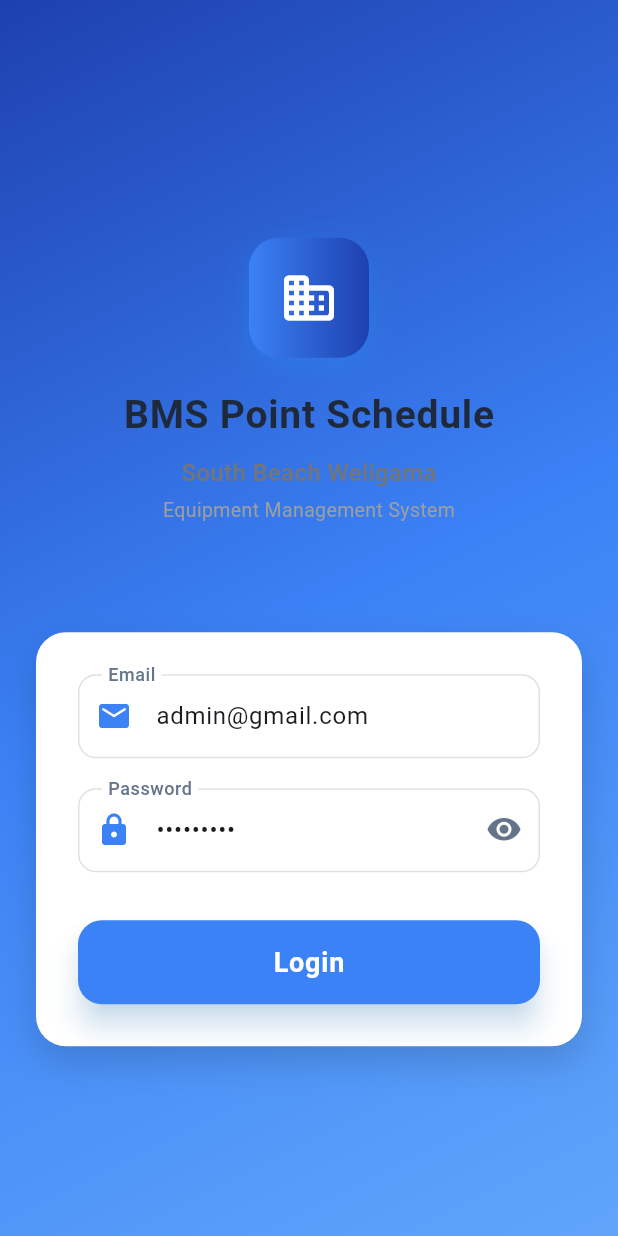
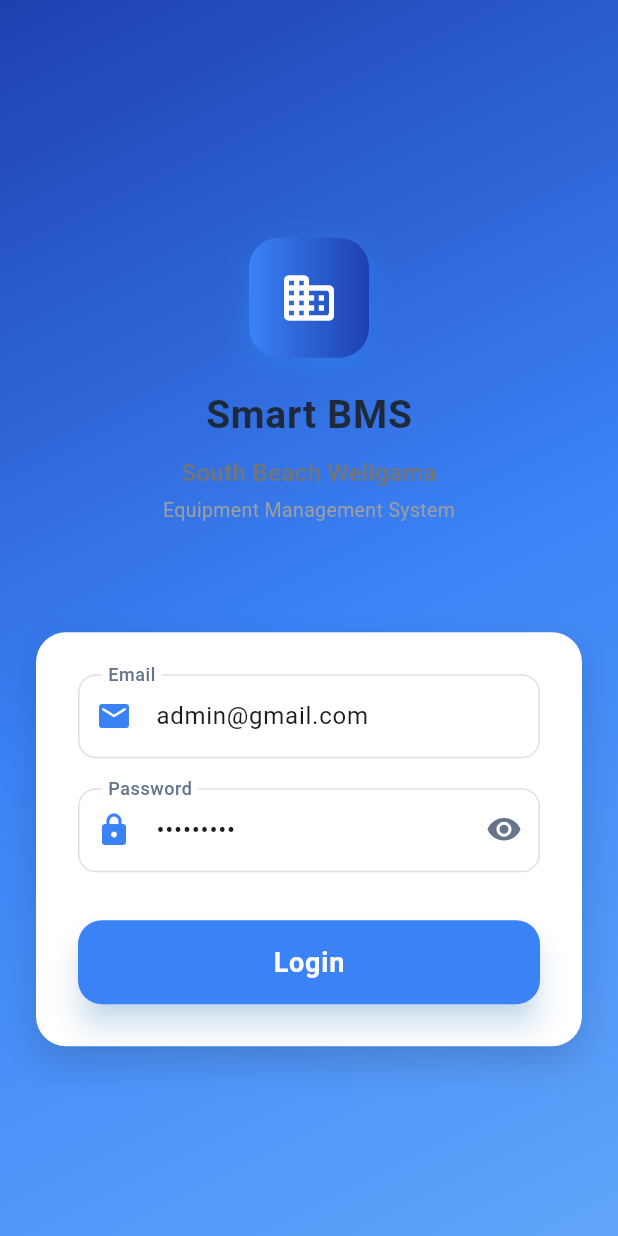
Before and after one commit to RensithUdara/bms_point_schedule_app, a Flutter app: the screen it shows after launch, on a phone screen of 412 x 824 dp. Run offline on Flutter 3.47's test engine with Material 3 defaults, Android fonts, the light colour scheme and no system bars; our stand-ins replace shared_preferences; accounts and stored records are empty.

Commit message:
Update login screen branding and fix padding issue

```diff
--- a/lib/views/login_screen.dart
+++ b/lib/views/login_screen.dart
@@ -76,7 +76,7 @@ class _LoginScreenState extends State<LoginScreen> {
                 Container(
                   padding: const EdgeInsets.all(32),
                   decoration: BoxDecoration(
-                    color: Colors.transparent ,
+                    color: Colors.transparent,
                     borderRadius: BorderRadius.circular(24),
                     // boxShadow: [
                     //   BoxShadow(
@@ -112,7 +112,7 @@ class _LoginScreenState extends State<LoginScreen> {
                       ),
                       const SizedBox(height: 20),
                       const Text(
-                        'BMS Point Schedule',
+                        'Smart BMS',
                         style: TextStyle(
                           fontSize: 26,
                           fontWeight: FontWeight.bold,
```
